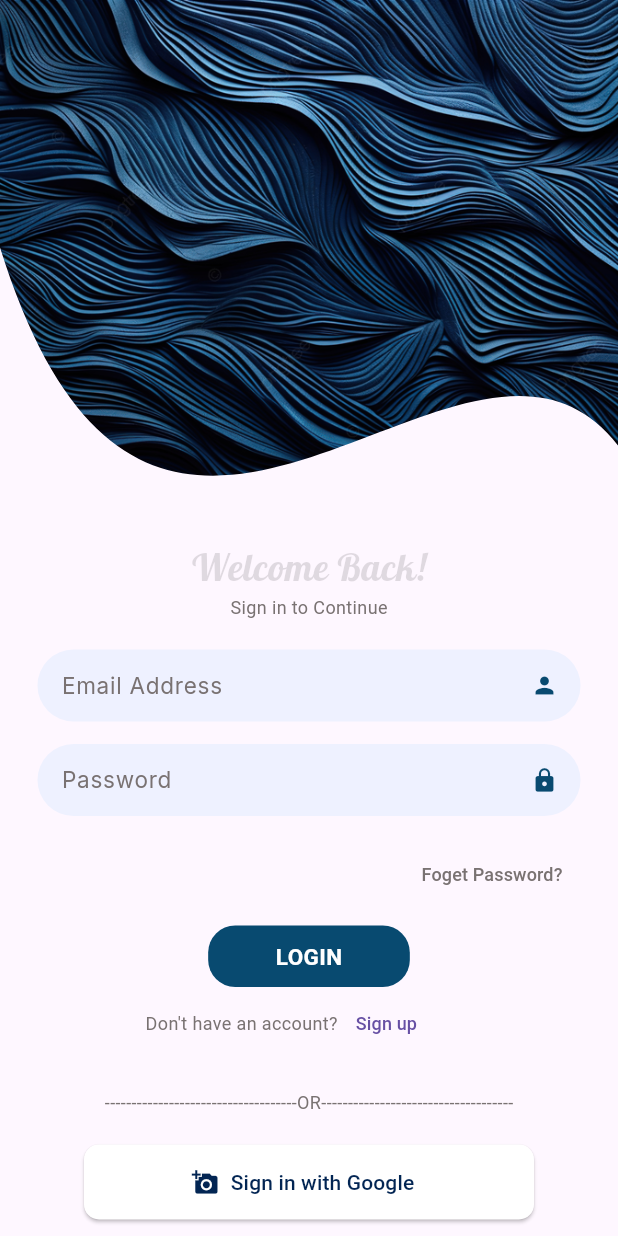
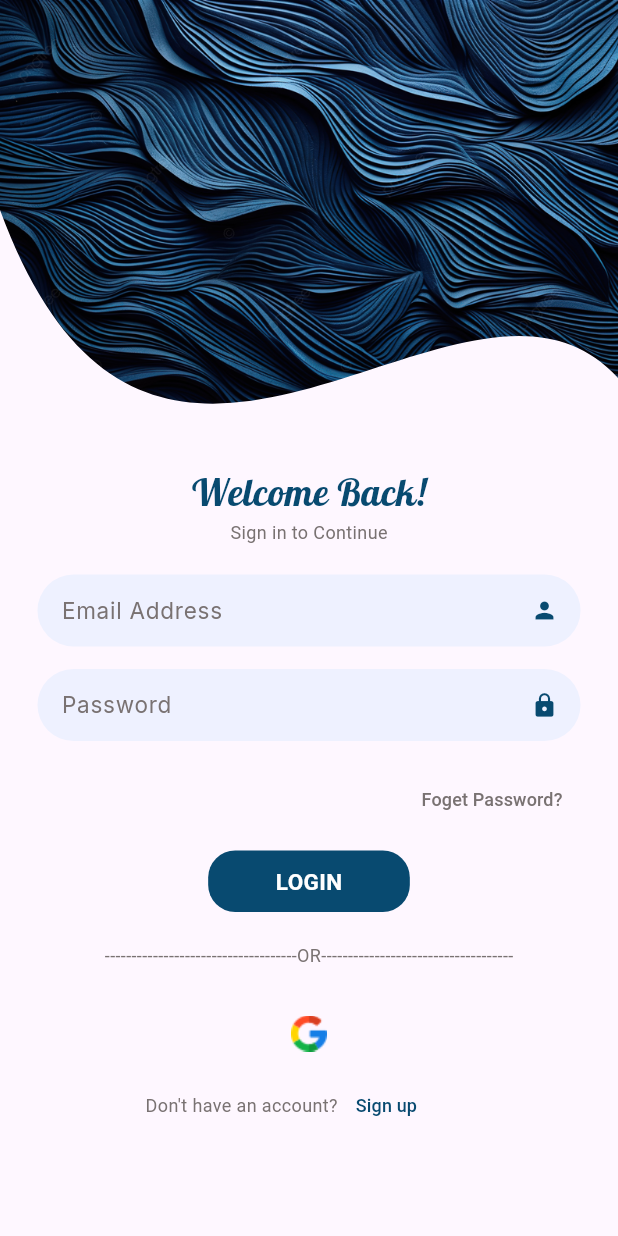
Before and after one commit to HashiniDivyanjanee/flutter_firebase, a Flutter app: the Login screen opened by its route, on a phone screen of 412 x 824 dp. Run offline on Flutter 3.47's test engine with Material 3 defaults, Android fonts, the phone set to English and light mode, and no system bars; drawn by our look-alikes of shimmer; our stand-ins replace bloc, cloud_firestore, equatable, firebase_core, flutter_bloc, go_router and 1 more; accounts and stored records are empty.

Commit message:
Add icon assets and update login/sign-up screens with new UI components

```diff
--- a/lib/constant/assest_path.dart
+++ b/lib/constant/assest_path.dart
@@ -1,6 +1,9 @@
 class AssestPath {
   static const basePath='assets/images/';
+  static const iconPath='assets/icon/';
   static const format = '.jpeg';
+  static const format1 = '.png';
   static const String logo = '${basePath}images$format';
   static const String background = '${basePath}bg$format';
+  static const String googleicon = '${iconPath}google$format1';
 }
--- a/lib/presentation/screen/login.dart
+++ b/lib/presentation/screen/login.dart
@@ -28,7 +28,7 @@ class Login extends StatelessWidget {
             const SizedBox(
               height: 30,
             ),
-            Shimmer_Widget(),
+            Shimmer_Widget(text: 'Welcome Back!',),
             subTitle(
               title: 'Sign in to Continue',
             ),
@@ -69,6 +69,16 @@ class Login extends StatelessWidget {
                 callback: () {
                   GoRouter.of(context).pushNamed(AppRoutesConstants.home);
                 }),
+            SizedBox(
+              height: 20,
+            ),
+            subTitle(
+                title:
+                    "------------------------------------OR------------------------------------"),
+            SizedBox(
+              height: 20,
+            ),
+            CustomIconButton(),
             Row(
               mainAxisAlignment: MainAxisAlignment.center,
               children: [
@@ -78,20 +88,10 @@ class Login extends StatelessWidget {
                   callback: () {
                     GoRouter.of(context).pushNamed(AppRoutesConstants.sign_up);
                   },
-                  alignment: Alignment.center,
+                  alignment: Alignment.center, color: AppThemes.PrimaryColor,
                 ),
               ],
             ),
-            SizedBox(
-              height: 20,
-            ),
-            subTitle(
-                title:
-                    "------------------------------------OR------------------------------------"),
-            SizedBox(
-              height: 20,
-            ),
-            button_with_icon(),
           ],
         ),
       ),
--- a/lib/presentation/widget/bg_clip_path_widget.dart
+++ b/lib/presentation/widget/bg_clip_path_widget.dart
@@ -13,7 +13,7 @@ class BgClipPathWidget extends StatelessWidget {
   Widget build(BuildContext context) {
     return ClipPath(
       child: Container(
-          height: 330,
+          height: 280,
           decoration: BoxDecoration(
             image: DecorationImage(
               image: image,
--- a/lib/presentation/widget/icon_with_button.dart
+++ b/lib/presentation/widget/icon_with_button.dart
@@ -1,24 +1,16 @@
 import 'package:flutter/material.dart';
-import 'package:flutter_firebase/constant/themes.dart';
+import 'package:flutter_firebase/constant/assest_path.dart';
 
-class button_with_icon extends StatelessWidget {
-  const button_with_icon({
+class CustomIconButton extends StatelessWidget {
+  const CustomIconButton({
     super.key,
   });
 
   @override
   Widget build(BuildContext context) {
-    return ElevatedButton.icon(
-        icon: Icon(Icons.add_a_photo),
-        onPressed: () {},
-        label: Text("Sign in with Google"),
-        style: ElevatedButton.styleFrom(
-          foregroundColor: const Color.fromARGB(255, 2, 37, 83),
-          backgroundColor: const Color.fromARGB(255, 255, 255, 255),
-          fixedSize: Size(300,50),
-          shape: RoundedRectangleBorder(
-            borderRadius: BorderRadius.circular(10.0),
-          ),
-        ));
+    return IconButton(
+      icon: Image(image: AssetImage(AssestPath.googleicon)),
+      onPressed: () {},
+    );
   }
 }
--- a/lib/presentation/widget/shimmer_widget.dart
+++ b/lib/presentation/widget/shimmer_widget.dart
@@ -1,11 +1,13 @@
 import 'package:flutter/material.dart';
 import 'package:flutter_firebase/constant/front.dart';
-import 'package:flutter_firebase/constant/string.dart';
 import 'package:flutter_firebase/constant/themes.dart';
 import 'package:shimmer/shimmer.dart';
 
 class Shimmer_Widget extends StatelessWidget {
+  final String text;
+
   const Shimmer_Widget({
+    required this.text,
     super.key,
   });
 
@@ -14,15 +16,15 @@ class Shimmer_Widget extends StatelessWidget {
     return Shimmer.fromColors(
       child: Center(
         child: Text(
-          AppStrings.welcomeMessage,
+          text,
           style: TextStyle(
               color: AppThemes.PrimaryColor,
               fontSize: AppThemes.PrimaryFontSize,
               fontFamily: AppFontFamily.secondaryFont),
         ),
       ),
-      baseColor: Colors.black12,
-      highlightColor: AppThemes.PrimaryColor,
+      baseColor:AppThemes.PrimaryColor,
+      highlightColor:  Colors.black12,
       enabled: true,
       direction: ShimmerDirection.ltr,
       period: Duration(seconds: 2),
--- a/lib/presentation/widget/text_button.dart
+++ b/lib/presentation/widget/text_button.dart
@@ -5,12 +5,12 @@ class textButton extends StatelessWidget {
   final String text;
   final VoidCallback callback;
   final AlignmentGeometry alignment;
-  final Color? color;
+  final Color color;
 
   const textButton(
       {super.key,
       required this.text,
-      this.color,
+      required this.color,
       required this.callback,
       required this.alignment});
 
--- a/pubspec.yaml
+++ b/pubspec.yaml
@@ -68,6 +68,7 @@ flutter:
   # To add assets to your application, add an assets section, like this:
   assets:
     - assets/images/
+    - assets/icon/
   #   - images/a_dot_ham.jpeg
 
   # An image asset can refer to one or more resolution-specific "variants", see
```
Also changed, not shown: lib/presentation/screen/sign_up.dart (+31 -10 lines), assets/icon/google.png (added).
